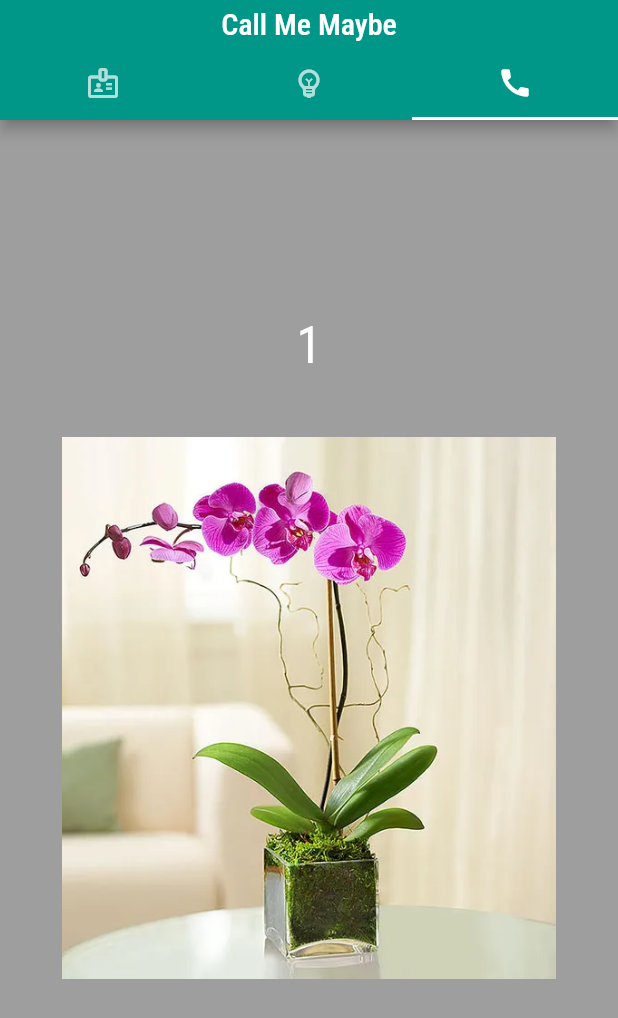
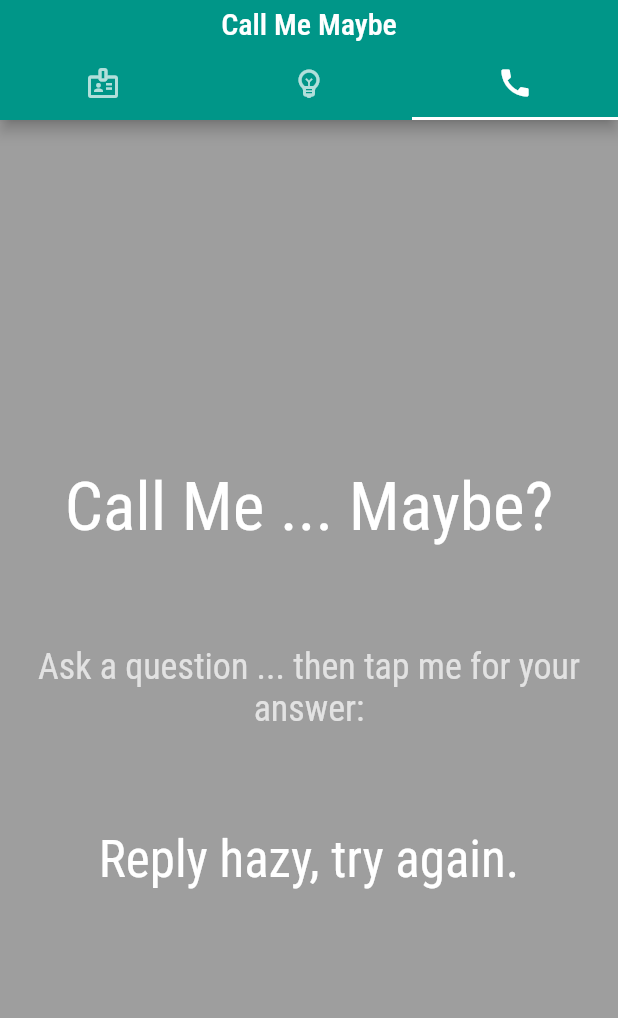
Before and after one commit to heather-fillerup-miller/call_me_maybe, a Flutter app: the screen it shows after launch, tab 3 chosen, on a phone screen of 412 x 824 dp. Shown: the top 1018 px of the screen. Run offline on Flutter 3.47's test engine with Material 2 defaults, Android fonts, the phone set to English and light mode, and no system bars; Roboto replaces fonts that are missing (Roboto Condensed).

Commit message:
Completed Predictor

```diff
--- a/lib/components/flower.dart
+++ /dev/null
@@ -1,46 +0,0 @@
-import 'package:flutter/material.dart';
-import 'package:url_launcher/url_launcher.dart';
-import '../models/die.dart';
-
-class Flower extends StatefulWidget {
-  const Flower({Key? key}) : super(key: key);
-
-  @override
-  State<Flower> createState() => _FlowerState();
-}
-
-class _FlowerState extends State<Flower> {
-  final die = Die(numberOfSides: 20);
-
-  @override
-  Widget build(BuildContext context) {
-    return Column(
-      mainAxisAlignment: MainAxisAlignment.center,
-      children: [
-        Text(
-          die.currentValue.toString(),
-          style: Theme.of(context).textTheme.headline4,
-        ),
-        Padding(
-          padding: EdgeInsets.all(padding(context)),
-          child: GestureDetector(
-              onTap: () => launch(('sms:5555555555')),
-              child: Image.asset('assets/images/orchid.jpg')),
-        )
-      ],
-    );
-  }
-
-  void displaySnackBar(BuildContext context) {
-    const snackBar = SnackBar(content: Text('Flower Power!'));
-    ScaffoldMessenger.of(context).showSnackBar(snackBar);
-  }
-
-  double padding(BuildContext context) {
-    if (MediaQuery.of(context).orientation == Orientation.landscape) {
-      return MediaQuery.of(context).size.width * 0.05;
-    } else {
-      return MediaQuery.of(context).size.width * 0.1;
-    }
-  }
-}
--- /dev/null
+++ b/lib/components/predictor.dart
@@ -0,0 +1,2 @@
+import 'package:flutter/material.dart';
+import '../models/random_prompts.dart';
--- a/lib/main.dart
+++ b/lib/main.dart
@@ -18,8 +18,8 @@ void main() {
       resume: ResumeDetails(
           contact: ContactInfo(
               name: 'Heather Fillerup',
-              email: 'Heather.Miller@ibm.com',
-              phoneNo: '978.616.9837',
+              email: 'Heather.Fillerup@business.com',
+              phoneNo: '555.555.5555',
               shortUrl: 'in/heather-fillerup-miller',
               webUrl: 'https://www.linkedin.com/',
               imageFile: 'assets/images/heather.jpg',
--- a/lib/main_tab_controller.dart
+++ b/lib/main_tab_controller.dart
@@ -32,7 +32,7 @@ class MainTabController extends StatelessWidget {
             body: TabBarView(children: [
               BusinessCardScreen(contact: resume.getContact),
               ResumeScreen(resume: resume),
-              const Predictor()
+              const PredictorScreen()
             ])));
   }
 }
--- a/lib/models/die.dart
+++ /dev/null
@@ -1,16 +0,0 @@
-import 'dart:math';
-
-class Die {
-  final Random random = Random();
-
-  final int numberOfSides;
-  int _currentValue = 1;
-
-  Die({this.numberOfSides = 4});
-
-  int get currentValue => _currentValue;
-
-  void roll() {
-    _currentValue = random.nextInt(numberOfSides) + 1;
-  }
-}
--- /dev/null
+++ b/lib/models/random_prompts.dart
@@ -0,0 +1,30 @@
+import 'dart:math';
+
+class RandomPrompts {
+  final Random random = Random();
+
+  // responses from Magic 8 ball wikipedia
+  final List<String> prompts = [
+    'It is certain.',
+    'It is decidedly so.',
+    'Without a doubt.',
+    'Yes, definitely!',
+    'Reply hazy, try again.',
+    'Ask again later.',
+    'My sources say no.',
+    'Outlook is not so good.',
+  ];
+  int _currentIndex = 0;
+  String _currentPhrase = "";
+
+  RandomPrompts() {
+    roll();
+  }
+
+  String get currentPhrase => _currentPhrase;
+
+  void roll() {
+    _currentIndex = random.nextInt(prompts.length);
+    _currentPhrase = prompts[_currentIndex];
+  }
+}
--- a/lib/my_app.dart
+++ b/lib/my_app.dart
@@ -15,6 +15,7 @@ class MyApp extends StatelessWidget {
             primarySwatch: Colors.teal,
             fontFamily: 'Roboto Condensed',
             textTheme: const TextTheme(
+                headline3: TextStyle(color: Colors.white),
                 headline4: TextStyle(color: Colors.white),
                 headline5: TextStyle(color: Colors.white70),
                 headline6: TextStyle(color: Colors.white70),
--- a/lib/screens/predictor_screen.dart
+++ b/lib/screens/predictor_screen.dart
@@ -1,12 +1,64 @@
-import '../components/flower.dart';
 import 'package:flutter/material.dart';
+import '../models/random_prompts.dart';
 
-
-class Predictor extends StatelessWidget {
-  const Predictor({Key? key}) : super(key: key);
+class PredictorScreen extends StatefulWidget {
+  const PredictorScreen({Key? key}) : super(key: key);
 
   @override
+  State<PredictorScreen> createState() => _PredictorScreenState();
+}
+
+class _PredictorScreenState extends State<PredictorScreen> {
+  @override
   Widget build(BuildContext context) {
-    return const Scaffold(body: Center(child: Flower()));
+    final titleHeader = Theme.of(context).textTheme.headline3;
+    final questionHeader = Theme.of(context).textTheme.headline5;
+    final phraseHeader = Theme.of(context).textTheme.headline4;
+    RandomPrompts randomPrompts = RandomPrompts();
+
+    double horizontalPadding(BuildContext context) =>
+        MediaQuery.of(context).size.width * 0.04;
+    double verticalPadding(BuildContext context) =>
+        MediaQuery.of(context).size.height * 0.04;
+
+    return Column(
+      mainAxisAlignment: MainAxisAlignment.center,
+      children: [
+        Padding(
+          padding: EdgeInsets.symmetric(
+              horizontal: horizontalPadding(context),
+              vertical: verticalPadding(context)),
+          child: Text(
+            'Call Me ... Maybe?',
+            style: titleHeader,
+          ),
+        ),
+        Padding(
+            padding: EdgeInsets.symmetric(
+                horizontal: horizontalPadding(context),
+                vertical: verticalPadding(context)),
+            child: GestureDetector(
+              onTap: () {
+                setState(() {
+                  randomPrompts.roll();
+                });
+              },
+              child: Text(
+                'Ask a question ... then tap me for your answer:',
+                style: questionHeader,
+                textAlign: TextAlign.center,
+              ),
+            )),
+        Padding(
+          padding: EdgeInsets.symmetric(
+              horizontal: horizontalPadding(context),
+              vertical: verticalPadding(context)),
+          child: Text(
+            randomPrompts.currentPhrase,
+            style: phraseHeader,
+          ),
+        ),
+      ],
+    );
   }
 }
```
Also changed, not shown: lib/components/contact_links.dart (added, +49 -0 lines), lib/screens/business_card_screen.dart (+2 -29 lines).
